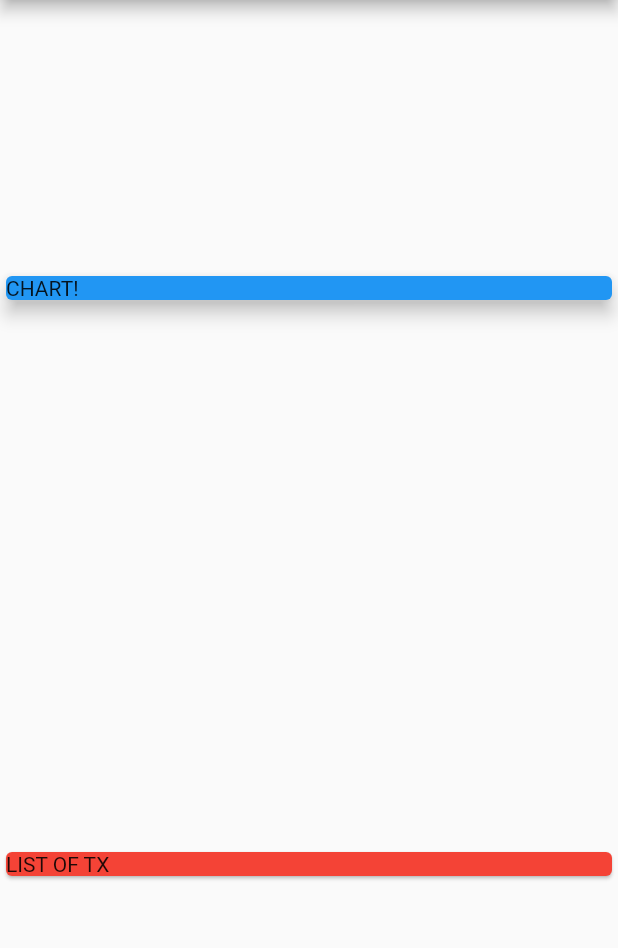
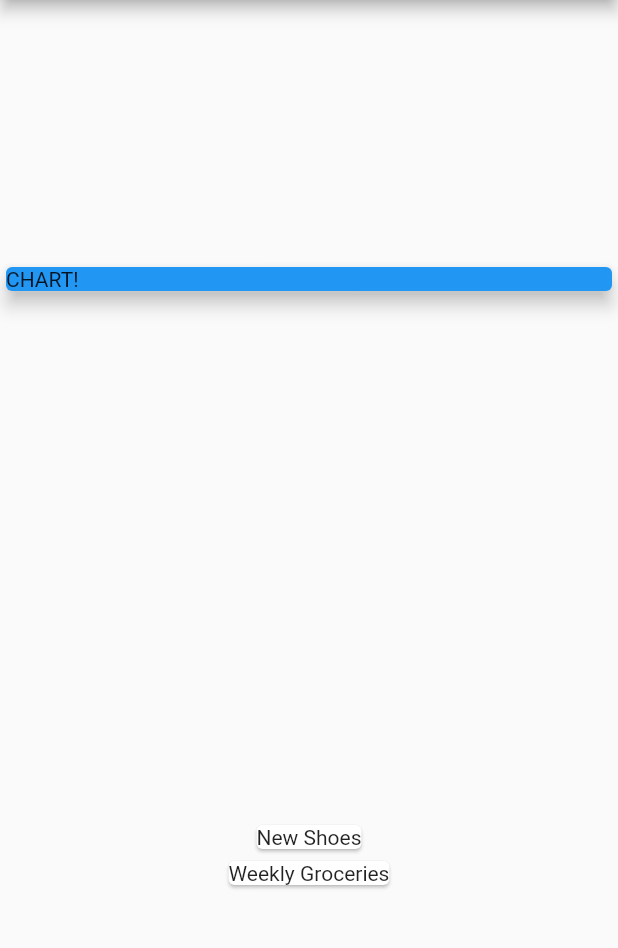
Before and after one commit to ZeeshaanMaudar/personal_expenses_app, a Flutter app: the screen it shows after launch, on a phone screen of 412 x 824 dp, the part 84-1032 px from its top. Run offline on Flutter 3.47's test engine with Material 2 defaults, Android fonts, the phone set to English and light mode, and no system bars.

Commit message:
map over transactions and output on the screen

```diff
--- a/lib/main.dart
+++ b/lib/main.dart
@@ -39,7 +39,7 @@ class MyHomePage extends StatelessWidget {
       body: Column(
         mainAxisAlignment: MainAxisAlignment.spaceAround,
         crossAxisAlignment: CrossAxisAlignment.stretch,
-        children: <Widget>[
+        children: [
           Container(
             width: double.infinity,
             child: Card(
@@ -48,9 +48,12 @@ class MyHomePage extends StatelessWidget {
               elevation: 5,
             ),
           ),
-          Card(
-            color: Colors.red,
-            child: Text('LIST OF TX'),
+          Column(
+            children: transactions.map((transaction) {
+              return Card(
+                child: Text(transaction.title),
+              );
+            }).toList(),
           )
         ],
       ),
```
